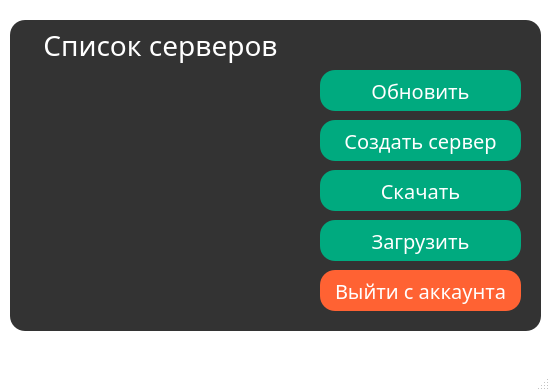
Qt form Lobby.ui (ChazGrant/Messenger) before a commit.
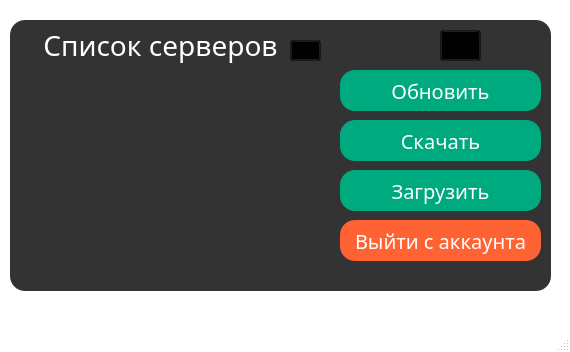
The same form after that commit. Icons and pictures are not drawn.

What changed in the file:
```diff
--- a/Lobby.ui
+++ b/Lobby.ui
@@ -6,8 +6,8 @@
    <rect>
     <x>0</x>
     <y>0</y>
-    <width>550</width>
-    <height>391</height>
+    <width>570</width>
+    <height>352</height>
    </rect>
   </property>
   <property name="cursor">
@@ -93,8 +93,8 @@
      <rect>
       <x>10</x>
       <y>20</y>
-      <width>531</width>
-      <height>311</height>
+      <width>541</width>
+      <height>271</height>
      </rect>
     </property>
     <property name="frameShape">
@@ -127,8 +127,8 @@
       <rect>
        <x>20</x>
        <y>50</y>
-       <width>261</width>
-       <height>241</height>
+       <width>281</width>
+       <height>191</height>
       </rect>
      </property>
      <property name="styleSheet">
@@ -142,8 +142,8 @@
        <rect>
         <x>0</x>
         <y>0</y>
-        <width>261</width>
-        <height>241</height>
+        <width>281</width>
+        <height>191</height>
        </rect>
       </property>
      </widget>
@@ -151,7 +151,7 @@
     <widget class="QPushButton" name="updateButton">
      <property name="geometry">
       <rect>
-       <x>310</x>
+       <x>330</x>
        <y>50</y>
        <width>201</width>
        <height>41</height>
@@ -184,24 +184,11 @@
       <number>300</number>
      </property>
     </widget>
-    <widget class="QPushButton" name="createServerButton">
-     <property name="geometry">
-      <rect>
-       <x>310</x>
-       <y>100</y>
-       <width>201</width>
-       <height>41</height>
-      </rect>
-     </property>
-     <property name="text">
-      <string>Создать сервер</string>
-     </property>
-    </widget>
     <widget class="QPushButton" name="downloadButton">
      <property name="geometry">
       <rect>
-       <x>310</x>
-       <y>150</y>
+       <x>330</x>
+       <y>100</y>
        <width>201</width>
        <height>41</height>
       </rect>
@@ -213,8 +200,8 @@
     <widget class="QPushButton" name="uploadButton">
      <property name="geometry">
       <rect>
-       <x>310</x>
-       <y>200</y>
+       <x>330</x>
+       <y>150</y>
        <width>201</width>
        <height>41</height>
       </rect>
@@ -226,8 +213,8 @@
     <widget class="QPushButton" name="logOffButton">
      <property name="geometry">
       <rect>
-       <x>310</x>
-       <y>250</y>
+       <x>330</x>
+       <y>200</y>
        <width>201</width>
        <height>41</height>
       </rect>
@@ -236,6 +223,52 @@
       <string>Выйти с аккаунта</string>
      </property>
     </widget>
+    <widget class="QToolButton" name="showUsersButton">
+     <property name="geometry">
+      <rect>
+       <x>430</x>
+       <y>10</y>
+       <width>41</width>
+       <height>31</height>
+      </rect>
+     </property>
+     <property name="styleSheet">
+      <string notr="true">background-color: transparent</string>
+     </property>
+     <property name="text">
+      <string/>
+     </property>
+     <property name="icon">
+      <iconset>
+       <normaloff>settings.png</normaloff>settings.png</iconset>
+     </property>
+     <property name="shortcut">
+      <string/>
+     </property>
+     <property name="autoRepeatDelay">
+      <number>300</number>
+     </property>
+    </widget>
+    <widget class="QToolButton" name="createServerButton">
+     <property name="geometry">
+      <rect>
+       <x>280</x>
+       <y>20</y>
+       <width>31</width>
+       <height>21</height>
+      </rect>
+     </property>
+     <property name="styleSheet">
+      <string notr="true">background:transparent</string>
+     </property>
+     <property name="text">
+      <string/>
+     </property>
+     <property name="icon">
+      <iconset>
+       <normaloff>plus_PNG121.png</normaloff>plus_PNG121.png</iconset>
+     </property>
+    </widget>
    </widget>
   </widget>
   <widget class="QMenuBar" name="menubar">
```
Left out of the diff: 2 changed lines with no effect on the pictures.
